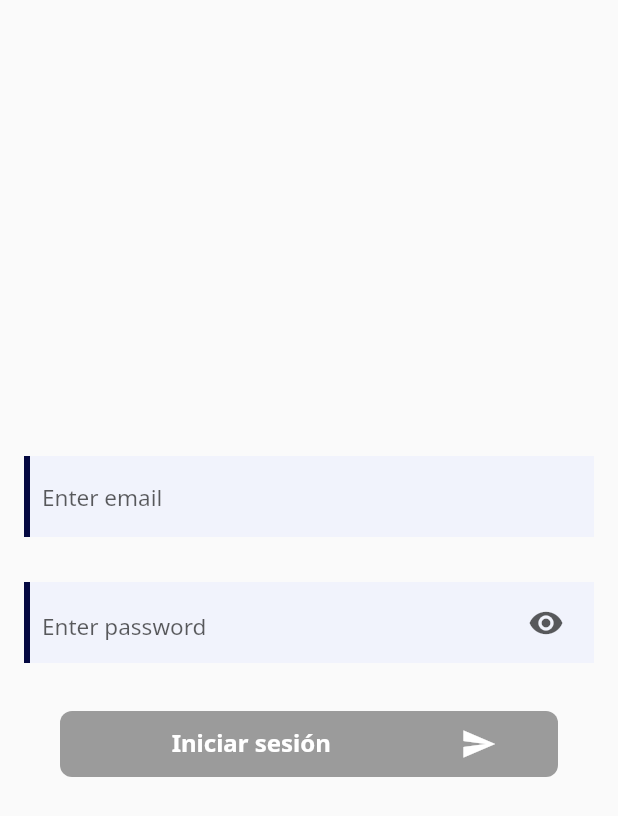
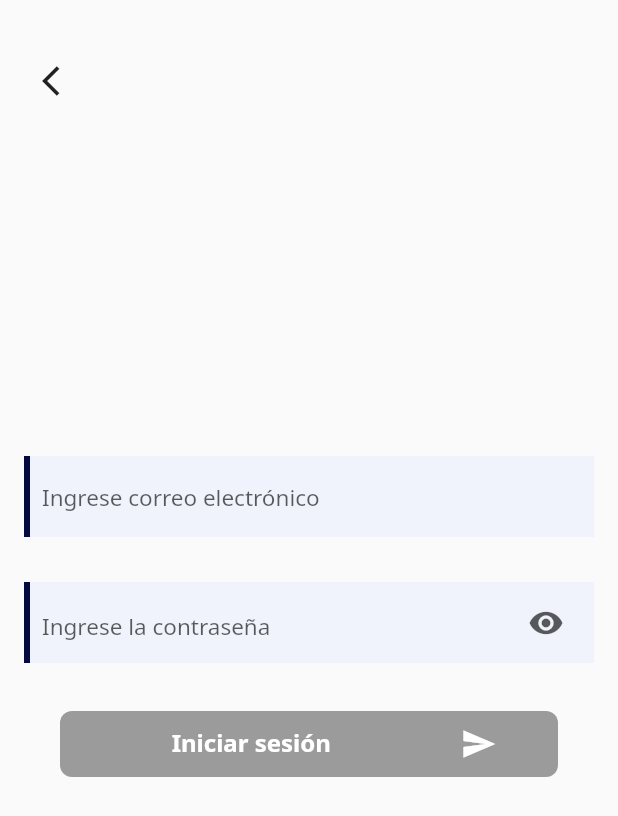
Before and after one commit to FabianVarela/flutter_login_types, a Flutter app: the LoginUI screen opened by its route, on a phone screen of 412 x 824 dp. Shown: the top 816 px of the screen. Run offline on Flutter 3.47's test engine with Material 2 defaults, Android fonts, the phone set to English and light mode, and no system bars; our stand-ins replace google_fonts, rxdart.

Commit message:
Update login user UI screen

```diff
--- a/lib/ui/login_user_pass.ui.dart
+++ b/lib/ui/login_user_pass.ui.dart
@@ -16,14 +16,14 @@ class _LoginUIState extends State<LoginUI> {
   final TextEditingController _textEmailController = TextEditingController();
   final TextEditingController _textPasswordController = TextEditingController();
 
-  final bloc = LoginBloc();
+  final _bloc = LoginBloc();
 
   @override
   void dispose() {
     _textEmailController.dispose();
     _textPasswordController.dispose();
 
-    bloc.dispose();
+    _bloc.dispose();
     super.dispose();
   }
 
@@ -33,7 +33,7 @@ class _LoginUIState extends State<LoginUI> {
       key: _scaffoldKey,
       resizeToAvoidBottomPadding: true,
       body: StreamBuilder<bool>(
-        stream: bloc.isAuthenticated,
+        stream: _bloc.isAuthenticated,
         builder: (_, AsyncSnapshot<bool> authSnapshot) {
           if (authSnapshot.hasData) {
             if (authSnapshot.data) {
@@ -45,6 +45,8 @@ class _LoginUIState extends State<LoginUI> {
           }
 
           return Stack(
+            children: <Widget>[
+              Stack(
                 children: <Widget>[
                   Container(
                     alignment: Alignment.center,
@@ -62,13 +64,23 @@ class _LoginUIState extends State<LoginUI> {
                       ],
                     ),
                   ),
+                  Positioned(
+                    top: 30,
+                    left: 16,
+                    child: IconButton(
+                      icon: Icon(Icons.arrow_back_ios),
+                      onPressed: () => Navigator.of(context).pop(),
+                    ),
+                  ),
+                ],
+              ),
               StreamBuilder<bool>(
-                stream: bloc.isLoading,
+                stream: _bloc.isLoading,
                 builder: (context, AsyncSnapshot<bool> snapshot) =>
                     (snapshot.hasData && snapshot.data)
                         ? Loading()
                         : Container(),
-              )
+              ),
             ],
           );
         },
@@ -77,13 +89,13 @@ class _LoginUIState extends State<LoginUI> {
   }
 
   Widget _setTextfieldEmail() => StreamBuilder<String>(
-        stream: bloc.email,
+        stream: _bloc.email,
         builder: (context, emailSnapshot) => CustomTextField(
           textController: _textEmailController,
-          hint: 'Enter email',
+          hint: 'Ingrese correo electrónico',
           isRequired: true,
-          requiredMessage: 'The email is required',
-          onChange: bloc.changeEmail,
+          requiredMessage: 'El correo electrónico es requerido',
+          onChange: _bloc.changeEmail,
           inputType: TextInputType.emailAddress,
           action: TextInputAction.next,
           errorText: emailSnapshot.error,
@@ -91,12 +103,12 @@ class _LoginUIState extends State<LoginUI> {
       );
 
   Widget _setTextfieldPassword() => StreamBuilder<String>(
-        stream: bloc.password,
+        stream: _bloc.password,
         builder: (context, passwordSnapshot) => CustomTextField(
-          hint: 'Enter password',
+          hint: 'Ingrese la contraseña',
           isRequired: true,
-          requiredMessage: 'The password is required',
-          onChange: bloc.changePassword,
+          requiredMessage: 'La contraseña es requerida',
+          onChange: _bloc.changePassword,
           errorText: passwordSnapshot.error,
           hasPassword: true,
           textController: _textPasswordController,
@@ -104,7 +116,7 @@ class _LoginUIState extends State<LoginUI> {
       );
 
   Widget _setButton() => StreamBuilder<bool>(
-        stream: bloc.isValidData,
+        stream: _bloc.isValidData,
         builder: (context, snapshot) => Padding(
           padding: EdgeInsets.symmetric(horizontal: 24),
           child: Row(
@@ -113,7 +125,7 @@ class _LoginUIState extends State<LoginUI> {
                 flex: 1,
                 child: CustomButton(
                   text: 'Iniciar sesión',
-                  onPress: snapshot.hasData ? () => bloc.authenticate() : null,
+                  onPress: snapshot.hasData ? () => _bloc.authenticate() : null,
                   backgroundColor: CustomColors.lightGreen,
                   foregroundColor: CustomColors.white,
                   icon: Icon(Icons.send, color: CustomColors.white),
@@ -128,7 +140,7 @@ class _LoginUIState extends State<LoginUI> {
   void _showSnackBar() {
     _scaffoldKey.currentState.showSnackBar(SnackBar(
       content: Text(
-        'User or password incorrect.',
+        'Usuario o contraseña incorrecta.',
         style: TextStyle(
           color: CustomColors.lightWhite,
         ),
```
Lines whose indentation alone changed are shown as unchanged.
